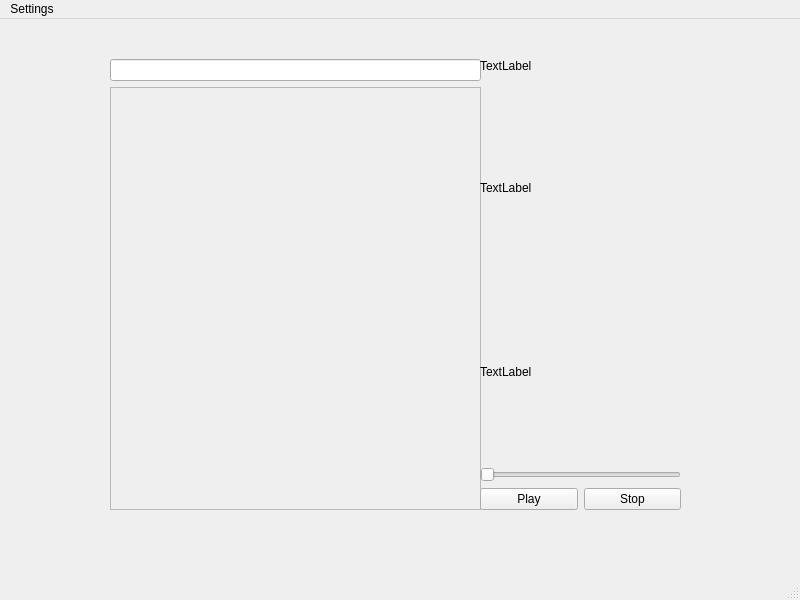
Before: the Qt Designer form japrp/ui_templates/main_window.ui in Banjio/japrp, drawn with Qt 5.
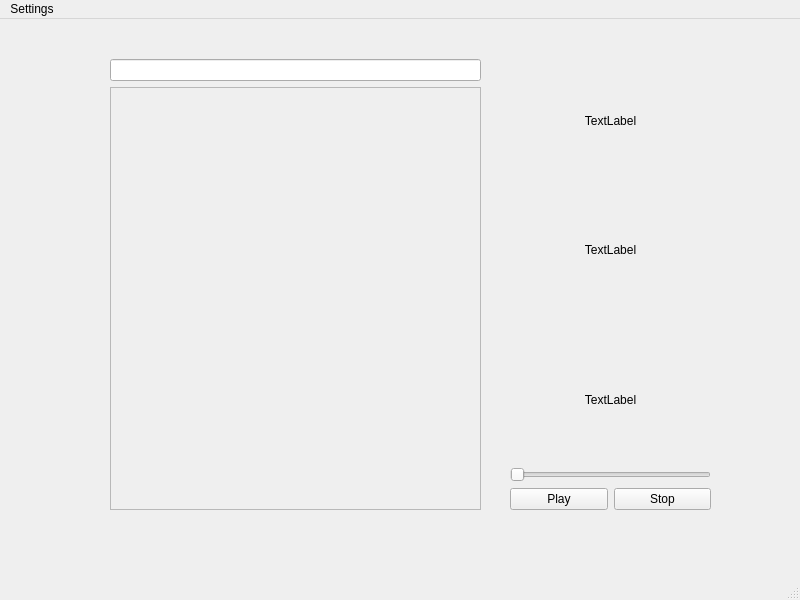
After: the same form once the commit is applied.

What changed in the file:
```diff
--- a/japrp/ui_templates/main_window.ui
+++ b/japrp/ui_templates/main_window.ui
@@ -14,6 +14,12 @@
    <string>MainWindow</string>
   </property>
   <widget class="QWidget" name="centralwidget">
+   <property name="sizePolicy">
+    <sizepolicy hsizetype="Preferred" vsizetype="Preferred">
+     <horstretch>0</horstretch>
+     <verstretch>0</verstretch>
+    </sizepolicy>
+   </property>
    <widget class="QWidget" name="verticalLayoutWidget">
     <property name="geometry">
      <rect>
@@ -23,9 +29,19 @@
       <height>451</height>
      </rect>
     </property>
-    <layout class="QVBoxLayout" name="searcherLayout">
+    <layout class="QVBoxLayout" name="searcherLayout" stretch="0,0">
+     <property name="sizeConstraint">
+      <enum>QLayout::SetNoConstraint</enum>
+     </property>
      <item>
-      <widget class="QLineEdit" name="searchbar"/>
+      <widget class="QLineEdit" name="searchbar">
+       <property name="sizePolicy">
+        <sizepolicy hsizetype="Expanding" vsizetype="Preferred">
+         <horstretch>0</horstretch>
+         <verstretch>0</verstretch>
+        </sizepolicy>
+       </property>
+      </widget>
      </item>
      <item>
       <widget class="QScrollArea" name="searchedContent">
@@ -52,17 +68,20 @@
    <widget class="QWidget" name="verticalLayoutWidget_3">
     <property name="geometry">
      <rect>
-      <x>480</x>
+      <x>510</x>
       <y>40</y>
       <width>201</width>
       <height>451</height>
      </rect>
     </property>
     <layout class="QVBoxLayout" name="playerLayout">
+     <property name="sizeConstraint">
+      <enum>QLayout::SetNoConstraint</enum>
+     </property>
      <item>
       <widget class="QLabel" name="sender_icon">
        <property name="sizePolicy">
-        <sizepolicy hsizetype="Fixed" vsizetype="Fixed">
+        <sizepolicy hsizetype="Preferred" vsizetype="Preferred">
          <horstretch>0</horstretch>
          <verstretch>0</verstretch>
         </sizepolicy>
@@ -70,16 +89,26 @@
        <property name="text">
         <string>TextLabel</string>
        </property>
+       <property name="alignment">
+        <set>Qt::AlignCenter</set>
+       </property>
       </widget>
      </item>
      <item>
-      <spacer name="horizontalSpacer">
+      <widget class="QLabel" name="sender_name">
+       <property name="text">
+        <string>TextLabel</string>
+       </property>
+       <property name="alignment">
+        <set>Qt::AlignCenter</set>
+       </property>
+      </widget>
+     </item>
+     <item>
+      <spacer name="horizontalSpacer_2">
        <property name="orientation">
         <enum>Qt::Horizontal</enum>
        </property>
-       <property name="sizeType">
-        <enum>QSizePolicy::Expanding</enum>
-       </property>
        <property name="sizeHint" stdset="0">
         <size>
          <width>40</width>
@@ -88,18 +117,14 @@
        </property>
       </spacer>
      </item>
-     <item>
-      <widget class="QLabel" name="sender_name">
-       <property name="text">
-        <string>TextLabel</string>
-       </property>
-      </widget>
-     </item>
      <item>
       <widget class="QLabel" name="song_title">
        <property name="text">
         <string>TextLabel</string>
        </property>
+       <property name="alignment">
+        <set>Qt::AlignCenter</set>
+       </property>
       </widget>
      </item>
      <item>
@@ -116,6 +141,12 @@
        </property>
        <item>
         <widget class="QPushButton" name="play">
+         <property name="sizePolicy">
+          <sizepolicy hsizetype="Minimum" vsizetype="Fixed">
+           <horstretch>0</horstretch>
+           <verstretch>0</verstretch>
+          </sizepolicy>
+         </property>
          <property name="text">
           <string>Play</string>
          </property>
```
Left out of the diff: 6 changed lines with no effect on the pictures.
